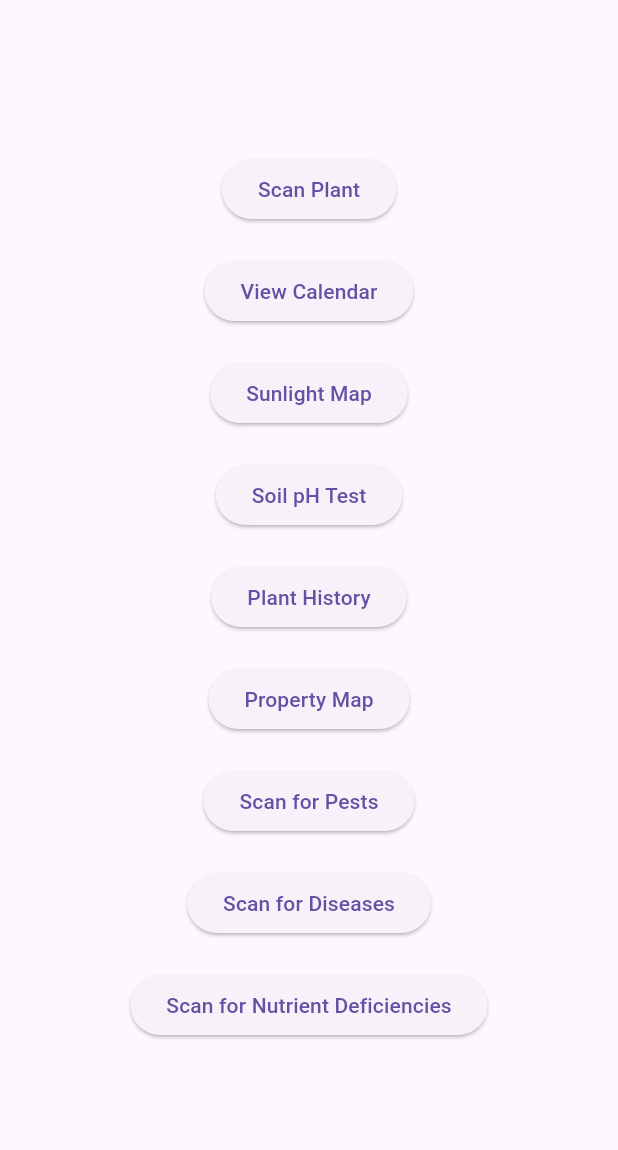
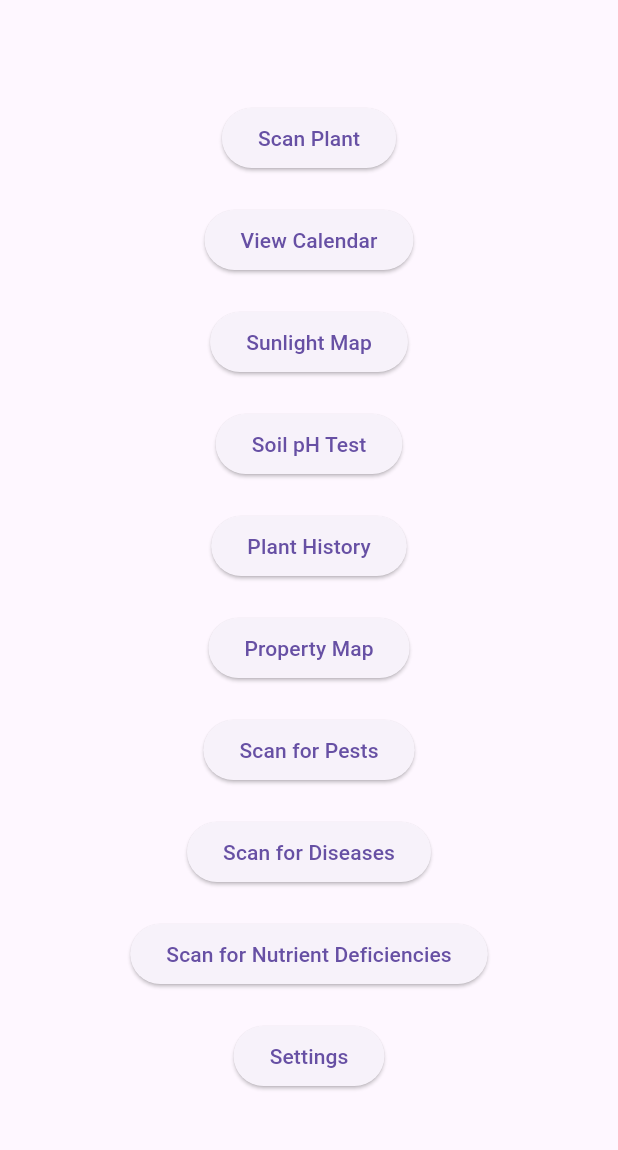
Before and after one commit to MYgardenai/MYgardenai, a Flutter app: the screen it shows after launch, on a phone screen of 412 x 824 dp, the part 63-1213 px from its top. Run offline on Flutter 3.47's test engine with Material 3 defaults, Android fonts, the phone set to English and light mode, and no system bars; our stand-ins replace camera, fl_chart, flutter_map, geolocator, image_picker, latlong2 and 3 more; accounts and stored records are empty.

Commit message:
Add all buttons to Home Screen

```diff
--- a/lib/main.dart
+++ b/lib/main.dart
@@ -6,8 +6,12 @@ import 'soil_ph_screen.dart';
 import 'plant_list_screen.dart';
 import 'property_map_screen.dart';
 import 'pest_screen.dart';
+import 'pest_details_screen.dart';
 import 'disease_screen.dart';
+import 'disease_details_screen.dart';
 import 'nutrient_screen.dart';
+import 'nutrient_details_screen.dart';
+import 'settings_screen.dart';
 
 void main() {
   runApp(MYgardenAIApp());
@@ -77,6 +81,11 @@ class HomeScreen extends StatelessWidget {
               child: Text('Scan for Nutrient Deficiencies'),
               onPressed: () => Navigator.push(context, MaterialPageRoute(builder: (_) => NutrientScreen())),
             ),
+            SizedBox(height: 20),
+            ElevatedButton(
+              child: Text('Settings'),
+              onPressed: () => Navigator.push(context, MaterialPageRoute(builder: (_) => SettingsScreen())),
+            ),
           ],
         ),
       ),
```
